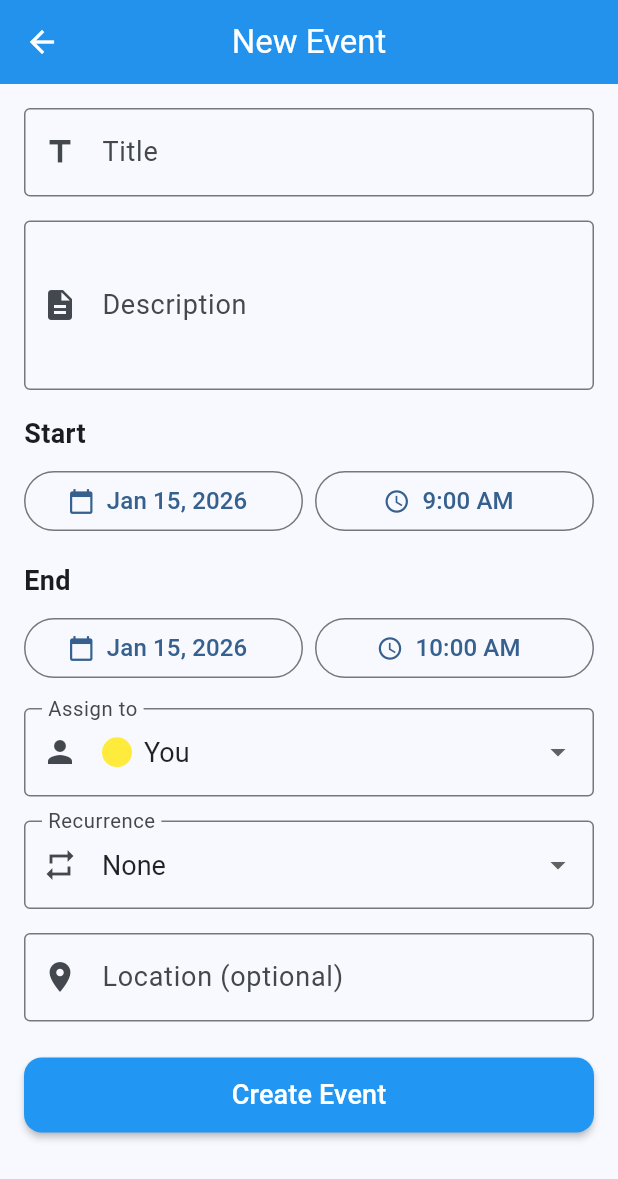
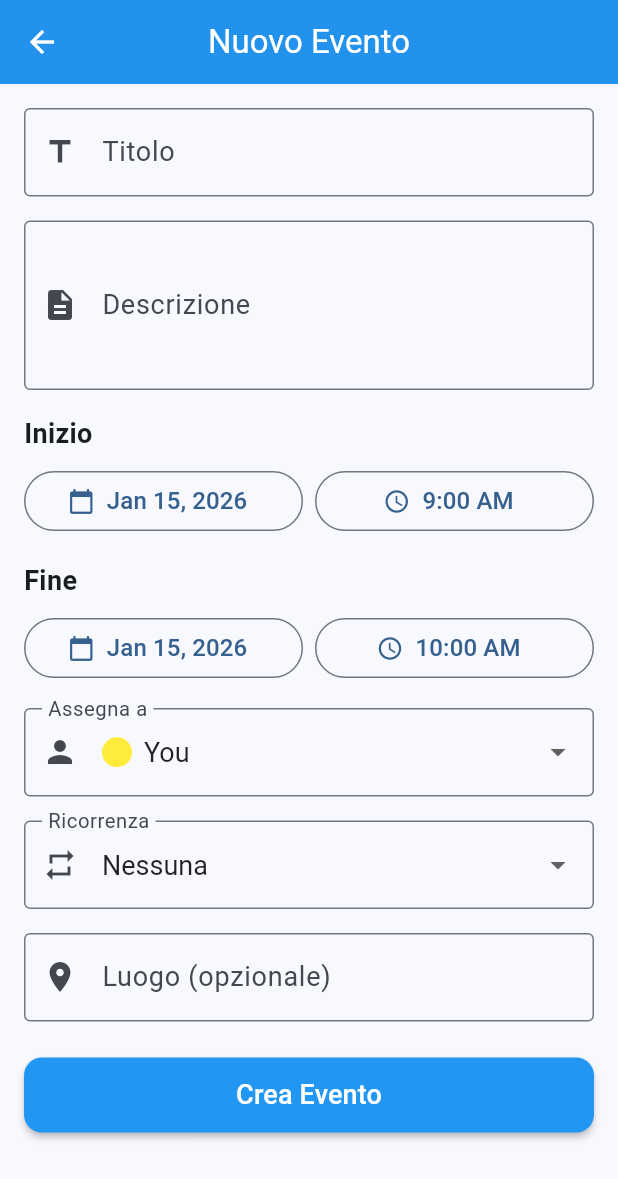
Before and after one commit to petaurodellozucchero/family-managment, a Flutter app: the EventDetailScreen screen opened directly, on a phone screen of 412 x 824 dp. Shown: the top 1179 px of the screen. Run offline on Flutter 3.47's test engine with Material 3 defaults, Android fonts, the phone set to English and light mode, and no system bars; our stand-ins replace cloud_firestore, firebase_auth, firebase_core, shared_preferences, table_calendar; accounts and stored records are empty; network calls fail.

Commit message:
Complete Italian translation for event detail and login screens
Co-authored-by: petaurodellozucchero <85255627+petaurodellozucchero@users.noreply.github.com>

```diff
--- a/lib/screens/event_detail_screen.dart
+++ b/lib/screens/event_detail_screen.dart
@@ -139,7 +139,7 @@ class _EventDetailScreenState extends State<EventDetailScreen> {
 
     if (_selectedMemberId == null) {
       ScaffoldMessenger.of(context).showSnackBar(
-        const SnackBar(content: Text('Please select a family member')),
+        const SnackBar(content: Text('Seleziona un membro della famiglia')),
       );
       return;
     }
@@ -163,7 +163,7 @@ class _EventDetailScreenState extends State<EventDetailScreen> {
 
     if (endDateTime.isBefore(startDateTime)) {
       ScaffoldMessenger.of(context).showSnackBar(
-        const SnackBar(content: Text('End time must be after start time')),
+        const SnackBar(content: Text('L\'ora di fine deve essere dopo l\'ora di inizio')),
       );
       return;
     }
@@ -202,14 +202,14 @@ class _EventDetailScreenState extends State<EventDetailScreen> {
         SnackBar(
           content: Text(
             widget.event != null
-                ? 'Event updated successfully'
-                : 'Event created successfully',
+                ? 'Evento aggiornato con successo'
+                : 'Evento creato con successo',
           ),
         ),
       );
     } else {
       ScaffoldMessenger.of(context).showSnackBar(
-        const SnackBar(content: Text('Failed to save event')),
+        const SnackBar(content: Text('Impossibile salvare l\'evento')),
       );
     }
   }
@@ -221,16 +221,16 @@ class _EventDetailScreenState extends State<EventDetailScreen> {
       context: context,
       builder: (BuildContext context) {
         return AlertDialog(
-          title: const Text('Delete Event'),
-          content: const Text('Are you sure you want to delete this event?'),
+          title: const Text('Elimina Evento'),
+          content: const Text('Sei sicuro di voler eliminare questo evento?'),
           actions: [
             TextButton(
               onPressed: () => Navigator.pop(context, false),
-              child: const Text('Cancel'),
+              child: const Text('Annulla'),
             ),
             TextButton(
               onPressed: () => Navigator.pop(context, true),
-              child: const Text('Delete', style: TextStyle(color: Colors.red)),
+              child: const Text('Elimina', style: TextStyle(color: Colors.red)),
             ),
           ],
         );
@@ -244,11 +244,11 @@ class _EventDetailScreenState extends State<EventDetailScreen> {
       if (success) {
         Navigator.pop(context);
         ScaffoldMessenger.of(context).showSnackBar(
-          const SnackBar(content: Text('Event deleted successfully')),
+          const SnackBar(content: Text('Evento eliminato con successo')),
         );
       } else {
         ScaffoldMessenger.of(context).showSnackBar(
-          const SnackBar(content: Text('Failed to delete event')),
+          const SnackBar(content: Text('Impossibile eliminare l\'evento')),
         );
       }
     }
@@ -268,14 +268,14 @@ class _EventDetailScreenState extends State<EventDetailScreen> {
         return Scaffold(
           appBar: AppBar(
             title: Text(
-              widget.event != null ? 'Edit Event' : 'New Event',
+              widget.event != null ? 'Modifica Evento' : 'Nuovo Evento',
               style: const TextStyle(fontSize: 22),
             ),
             actions: [
               if (widget.event != null)
                 IconButton(
                   icon: const Icon(Icons.delete),
-                  tooltip: 'Delete Event',
+                  tooltip: 'Elimina Evento',
                   onPressed: _deleteEvent,
                 ),
             ],
@@ -293,7 +293,7 @@ class _EventDetailScreenState extends State<EventDetailScreen> {
                     TextFormField(
                       controller: _titleController,
                       decoration: const InputDecoration(
-                        labelText: 'Title',
+                        labelText: 'Titolo',
                         labelStyle: TextStyle(fontSize: 18),
                         border: OutlineInputBorder(),
                         prefixIcon: Icon(Icons.title),
@@ -301,7 +301,7 @@ class _EventDetailScreenState extends State<EventDetailScreen> {
                       style: const TextStyle(fontSize: 18),
                       validator: (value) {
                         if (value == null || value.trim().isEmpty) {
-                          return 'Please enter a title';
+                          return 'Inserisci un titolo';
                         }
                         return null;
                       },
@@ -312,7 +312,7 @@ class _EventDetailScreenState extends State<EventDetailScreen> {
                     TextFormField(
                       controller: _descriptionController,
                       decoration: const InputDecoration(
-                        labelText: 'Description',
+                        labelText: 'Descrizione',
                         labelStyle: TextStyle(fontSize: 18),
                         border: OutlineInputBorder(),
                         prefixIcon: Icon(Icons.description),
@@ -324,7 +324,7 @@ class _EventDetailScreenState extends State<EventDetailScreen> {
 
                     // Start Date and Time
                     const Text(
-                      'Start',
+                      'Inizio',
                       style: TextStyle(
                         fontSize: 18,
                         fontWeight: FontWeight.bold,
@@ -360,7 +360,7 @@ class _EventDetailScreenState extends State<EventDetailScreen> {
 
                     // End Date and Time
                     const Text(
-                      'End',
+                      'Fine',
                       style: TextStyle(
                         fontSize: 18,
                         fontWeight: FontWeight.bold,
@@ -398,7 +398,7 @@ class _EventDetailScreenState extends State<EventDetailScreen> {
                     DropdownButtonFormField<String>(
                       initialValue: _selectedMemberId,
                       decoration: const InputDecoration(
-                        labelText: 'Assign to',
+                        labelText: 'Assegna a',
                         labelStyle: TextStyle(fontSize: 18),
                         border: OutlineInputBorder(),
                         prefixIcon: Icon(Icons.person),
@@ -435,19 +435,19 @@ class _EventDetailScreenState extends State<EventDetailScreen> {
                     DropdownButtonFormField<String>(
                       initialValue: _selectedRecurrence,
                       decoration: const InputDecoration(
-                        labelText: 'Recurrence',
+                        labelText: 'Ricorrenza',
                         labelStyle: TextStyle(fontSize: 18),
                         border: OutlineInputBorder(),
                         prefixIcon: Icon(Icons.repeat),
                       ),
                       style: const TextStyle(fontSize: 18, color: Colors.black87),
                       items: const [
-                        DropdownMenuItem(value: 'none', child: Text('None')),
-                        DropdownMenuItem(value: 'daily', child: Text('Daily')),
+                        DropdownMenuItem(value: 'none', child: Text('Nessuna')),
+                        DropdownMenuItem(value: 'daily', child: Text('Giornaliera')),
                         DropdownMenuItem(
-                            value: 'weekly', child: Text('Weekly')),
+                            value: 'weekly', child: Text('Settimanale')),
                         DropdownMenuItem(
-                            value: 'monthly', child: Text('Monthly')),
+                            value: 'monthly', child: Text('Mensile')),
                       ],
                       onChanged: (value) {
                         setState(() {
@@ -461,7 +461,7 @@ class _EventDetailScreenState extends State<EventDetailScreen> {
                     TextFormField(
                       controller: _locationController,
                       decoration: const InputDecoration(
-                        labelText: 'Location (optional)',
+                        labelText: 'Luogo (opzionale)',
                         labelStyle: TextStyle(fontSize: 18),
                         border: OutlineInputBorder(),
                         prefixIcon: Icon(Icons.location_on),
@@ -477,7 +477,7 @@ class _EventDetailScreenState extends State<EventDetailScreen> {
                       child: ElevatedButton(
                         onPressed: _saveEvent,
                         child: Text(
-                          widget.event != null ? 'Update Event' : 'Create Event',
+                          widget.event != null ? 'Aggiorna Evento' : 'Crea Evento',
                           style: const TextStyle(fontSize: 18),
                         ),
                       ),
--- a/lib/screens/login_screen.dart
+++ b/lib/screens/login_screen.dart
@@ -18,7 +18,7 @@ class _LoginScreenState extends State<LoginScreen> {
   Widget build(BuildContext context) {
     return Scaffold(
       appBar: AppBar(
-        title: const Text('Who are you?', style: TextStyle(fontSize: 22)),
+        title: const Text('Chi sei?', style: TextStyle(fontSize: 22)),
         automaticallyImplyLeading: false,
       ),
       body: Consumer<FamilyMemberProvider>(
@@ -35,7 +35,7 @@ class _LoginScreenState extends State<LoginScreen> {
               children: [
                 const SizedBox(height: 16),
                 const Text(
-                  'Select your identity',
+                  'Seleziona la tua identità',
                   style: TextStyle(
                     fontSize: 24,
                     fontWeight: FontWeight.bold,
@@ -44,7 +44,7 @@ class _LoginScreenState extends State<LoginScreen> {
                 ),
                 const SizedBox(height: 8),
                 Text(
-                  'Choose who you are from the family members below',
+                  'Scegli chi sei tra i membri della famiglia',
                   style: TextStyle(
                     fontSize: 16,
                     color: Colors.grey[600],
@@ -69,7 +69,7 @@ class _LoginScreenState extends State<LoginScreen> {
                     child: Padding(
                       padding: EdgeInsets.all(32),
                       child: Text(
-                        'No family members found.\nCreate a new member to get started.',
+                        'Nessun membro della famiglia trovato.\nCrea un nuovo membro per iniziare.',
                         textAlign: TextAlign.center,
                         style: TextStyle(fontSize: 16, color: Colors.grey),
                       ),
@@ -85,7 +85,7 @@ class _LoginScreenState extends State<LoginScreen> {
                 OutlinedButton.icon(
                   onPressed: () => _showCreateMemberDialog(context),
                   icon: const Icon(Icons.person_add),
-                  label: const Text('Create New Member'),
+                  label: const Text('Crea Nuovo Membro'),
                   style: OutlinedButton.styleFrom(
                     padding: const EdgeInsets.all(16),
                     textStyle: const TextStyle(fontSize: 18),
@@ -115,7 +115,7 @@ class _LoginScreenState extends State<LoginScreen> {
         return StatefulBuilder(
           builder: (context, setState) {
             return AlertDialog(
-              title: const Text('Create New Member'),
+              title: const Text('Crea Nuovo Membro'),
               content: SingleChildScrollView(
                 child: Column(
                   mainAxisSize: MainAxisSize.min,
@@ -123,13 +123,13 @@ class _LoginScreenState extends State<LoginScreen> {
                     TextField(
                       controller: nameController,
                       decoration: const InputDecoration(
-                        labelText: 'Your Name',
+                        labelText: 'Il Tuo Nome',
                         border: OutlineInputBorder(),
                       ),
                       autofocus: true,
                     ),
                     const SizedBox(height: 16),
-                    const Text('Select Your Color:',
+                    const Text('Seleziona il Tuo Colore:',
                         style: TextStyle(fontSize: 16)),
                     const SizedBox(height: 8),
                     Wrap(
@@ -165,13 +165,13 @@ class _LoginScreenState extends State<LoginScreen> {
               actions: [
                 TextButton(
                   onPressed: () => Navigator.pop(dialogContext),
-                  child: const Text('Cancel'),
+                  child: const Text('Annulla'),
                 ),
                 ElevatedButton(
                   onPressed: () async {
                     if (nameController.text.trim().isEmpty) {
                       ScaffoldMessenger.of(context).showSnackBar(
-                        const SnackBar(content: Text('Please enter your name')),
+                        const SnackBar(content: Text('Inserisci il tuo nome')),
                       );
                       return;
                     }
@@ -213,7 +213,7 @@ class _LoginScreenState extends State<LoginScreen> {
                           // Fallback: Show error if member not found
                           ScaffoldMessenger.of(context).showSnackBar(
                             const SnackBar(
-                                content: Text('Profile created. Please select your profile.')),
+                                content: Text('Profilo creato. Seleziona il tuo profilo.')),
                           );
                           return;
                         }
@@ -223,19 +223,19 @@ class _LoginScreenState extends State<LoginScreen> {
                         ScaffoldMessenger.of(context).showSnackBar(
                           const SnackBar(
                               content:
-                                  Text('Welcome! Your profile has been created.')),
+                                  Text('Benvenuto! Il tuo profilo è stato creato.')),
                         );
                       }
                     } else {
                       if (context.mounted) {
                         ScaffoldMessenger.of(context).showSnackBar(
                           const SnackBar(
-                              content: Text('Failed to create profile')),
+                              content: Text('Impossibile creare il profilo')),
                         );
                       }
                     }
                   },
-                  child: const Text('Create & Login'),
+                  child: const Text('Crea e Accedi'),
                 ),
               ],
             );
```
